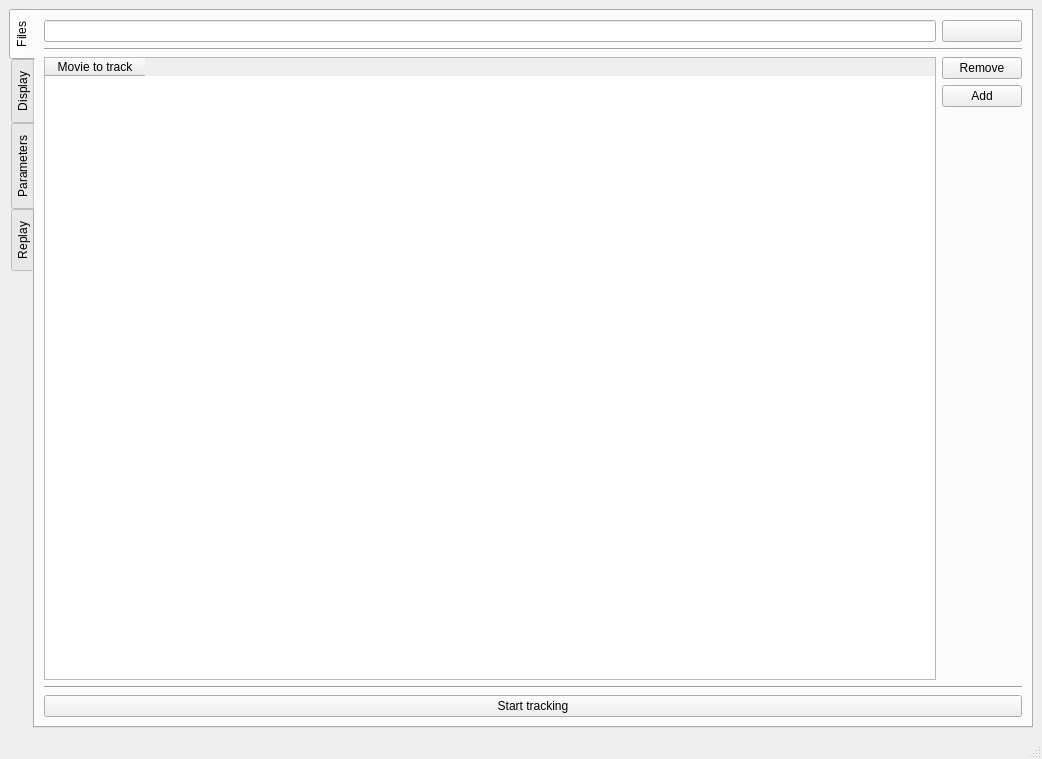
FastTrackOrg/FastTrack, file src/mainwindow.ui: the form before one commit.
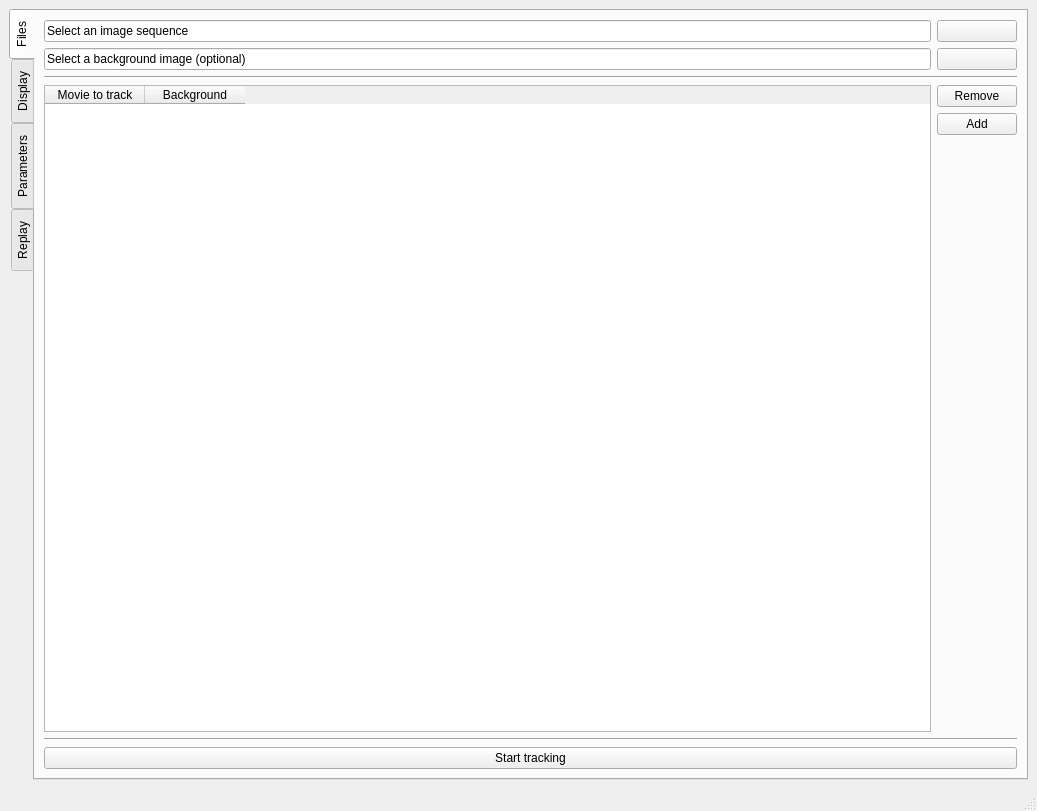
The form after the commit.

Commit message: [feat] tracking: add the user can provides a background image

What changed in the file:
```diff
--- a/src/mainwindow.ui
+++ b/src/mainwindow.ui
@@ -6,8 +6,8 @@
    <rect>
     <x>0</x>
     <y>0</y>
-    <width>1042</width>
-    <height>759</height>
+    <width>1037</width>
+    <height>811</height>
    </rect>
   </property>
   <property name="windowTitle">
@@ -28,49 +28,17 @@
         <string>Files</string>
        </attribute>
        <layout class="QGridLayout" name="gridLayout_4">
-        <item row="0" column="1">
-         <widget class="QPushButton" name="openPath">
-          <property name="maximumSize">
-           <size>
-            <width>151</width>
-            <height>34</height>
-           </size>
-          </property>
+        <item row="0" column="0">
+         <widget class="QLineEdit" name="textPathAdd">
           <property name="text">
-           <string/>
+           <string>Select an image sequence</string>
           </property>
-         </widget>
-        </item>
-        <item row="1" column="0" colspan="2">
-         <widget class="Line" name="line_6">
-          <property name="orientation">
-           <enum>Qt::Horizontal</enum>
+          <property name="dragEnabled">
+           <bool>true</bool>
           </property>
          </widget>
         </item>
-        <item row="2" column="0" rowspan="3">
-         <widget class="QTableWidget" name="tablePath">
-          <column>
-           <property name="text">
-            <string>Movie to track</string>
-           </property>
-          </column>
-         </widget>
-        </item>
-        <item row="2" column="1">
-         <widget class="QPushButton" name="removePath">
-          <property name="maximumSize">
-           <size>
-            <width>151</width>
-            <height>34</height>
-           </size>
-          </property>
-          <property name="text">
-           <string>Remove</string>
-          </property>
-         </widget>
-        </item>
-        <item row="3" column="1">
+        <item row="4" column="1">
          <widget class="QPushButton" name="addPath">
           <property name="maximumSize">
            <size>
@@ -83,7 +51,27 @@
           </property>
          </widget>
         </item>
-        <item row="4" column="1">
+        <item row="6" column="0" colspan="2">
+         <widget class="Line" name="line_5">
+          <property name="orientation">
+           <enum>Qt::Horizontal</enum>
+          </property>
+         </widget>
+        </item>
+        <item row="0" column="1">
+         <widget class="QPushButton" name="openPath">
+          <property name="maximumSize">
+           <size>
+            <width>151</width>
+            <height>34</height>
+           </size>
+          </property>
+          <property name="text">
+           <string/>
+          </property>
+         </widget>
+        </item>
+        <item row="5" column="1">
          <spacer name="verticalSpacer_3">
           <property name="orientation">
            <enum>Qt::Vertical</enum>
@@ -96,24 +84,64 @@
           </property>
          </spacer>
         </item>
-        <item row="5" column="0" colspan="2">
-         <widget class="Line" name="line_5">
-          <property name="orientation">
-           <enum>Qt::Horizontal</enum>
+        <item row="1" column="0">
+         <widget class="QLineEdit" name="textBackgroundAdd">
+          <property name="text">
+           <string>Select a background image (optional)</string>
           </property>
          </widget>
         </item>
-        <item row="6" column="0" colspan="2">
+        <item row="3" column="1">
+         <widget class="QPushButton" name="removePath">
+          <property name="maximumSize">
+           <size>
+            <width>151</width>
+            <height>34</height>
+           </size>
+          </property>
+          <property name="text">
+           <string>Remove</string>
+          </property>
+         </widget>
+        </item>
+        <item row="3" column="0" rowspan="3">
+         <widget class="QTableWidget" name="tablePath">
+          <column>
+           <property name="text">
+            <string>Movie to track</string>
+           </property>
+          </column>
+          <column>
+           <property name="text">
+            <string>Background</string>
+           </property>
+          </column>
+         </widget>
+        </item>
+        <item row="7" column="0" colspan="2">
          <widget class="QPushButton" name="startButton">
           <property name="text">
            <string>Start tracking</string>
           </property>
          </widget>
         </item>
-        <item row="0" column="0">
-         <widget class="QLineEdit" name="textPathAdd">
-          <property name="dragEnabled">
-           <bool>true</bool>
+        <item row="2" column="0" colspan="2">
+         <widget class="Line" name="line_6">
+          <property name="orientation">
+           <enum>Qt::Horizontal</enum>
+          </property>
+         </widget>
+        </item>
+        <item row="1" column="1">
+         <widget class="QPushButton" name="openBackground">
+          <property name="maximumSize">
+           <size>
+            <width>151</width>
+            <height>34</height>
+           </size>
+          </property>
+          <property name="text">
+           <string/>
           </property>
          </widget>
         </item>
@@ -157,6 +185,13 @@
         <string>Parameters</string>
        </attribute>
        <layout class="QGridLayout" name="gridLayout_3">
+        <item row="1" column="0">
+         <widget class="QPushButton" name="setupWindow">
+          <property name="text">
+           <string>Setup help</string>
+          </property>
+         </widget>
+        </item>
         <item row="0" column="0">
          <widget class="QTableWidget" name="tableParameters">
           <property name="sortingEnabled">
@@ -184,13 +219,6 @@
           </column>
          </widget>
         </item>
-        <item row="1" column="0">
-         <widget class="QPushButton" name="setupWindow">
-          <property name="text">
-           <string>Setup help</string>
-          </property>
-         </widget>
-        </item>
        </layout>
       </widget>
       <widget class="QWidget" name="replay">
```
The commit also changes 15 other files.
